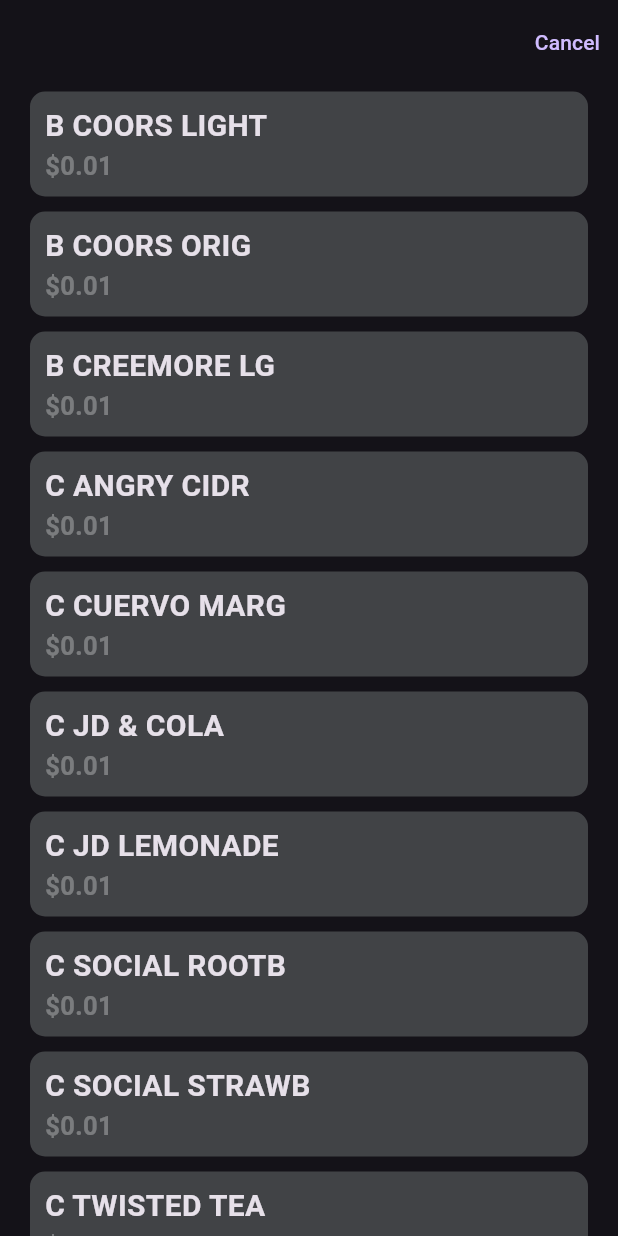
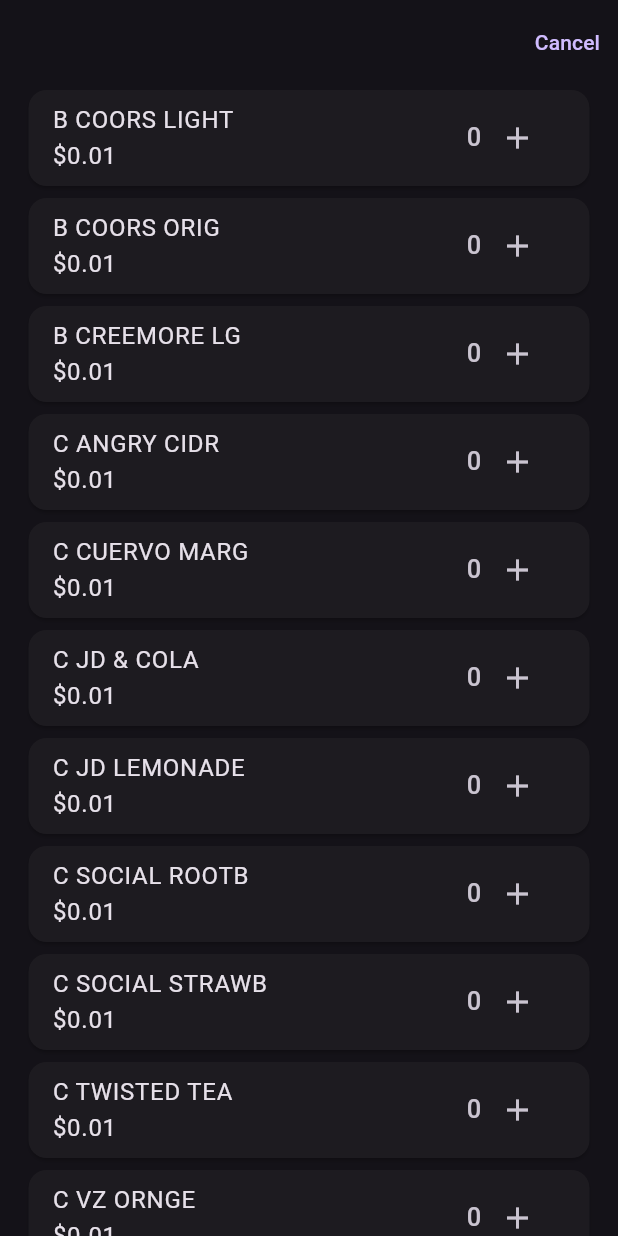
Before and after one commit to caiocotts/pos-demo, a Flutter app: the screen it shows after launch, after a tap on "New Purchase", on a phone screen of 412 x 824 dp. Run offline on Flutter 3.47's test engine with Material 2 defaults, Android fonts, the phone set to English and light mode, and no system bars.

Commit message:
Implement trailing count controller.

```diff
--- a/lib/main.dart
+++ b/lib/main.dart
@@ -1,16 +1,13 @@
 import 'package:flutter/material.dart';
 import 'package:pos/screen/welcome_screen.dart';
 
-void main() {
-  runApp(
+void main() => runApp(
       MaterialApp(
         theme: ThemeData(
             brightness: Brightness.dark,
             // primaryColor: Colors.lightBlue[800],
-        useMaterial3: true
-      ),
+            useMaterial3: true),
         debugShowCheckedModeBanner: false,
         home: const WelcomeScreen(),
       ),
     );
-}
--- a/lib/screen/item_selection_screen.dart
+++ b/lib/screen/item_selection_screen.dart
@@ -1,7 +1,4 @@
 import 'package:flutter/material.dart';
-
-class ItemSelectionScreen extends StatelessWidget {
-  ItemSelectionScreen({super.key});
 
 final List<String> items = <String>[
   'B COORS LIGHT',
@@ -27,6 +24,9 @@
   'N WATER'
 ];
 
+class ItemSelectionScreen extends StatelessWidget {
+  const ItemSelectionScreen({super.key});
+
   @override
   Widget build(BuildContext context) {
     return Scaffold(
@@ -44,50 +44,11 @@
             children: [
               Expanded(
                 child: ListView.builder(
+                  padding: const EdgeInsets.symmetric(horizontal: 15),
                   itemCount: items.length,
                   itemBuilder: (BuildContext context, int index) {
-                    return Padding(
-                      padding: const EdgeInsets.symmetric(
-                          vertical: 5, horizontal: 20),
-                      child: Container(
-                        decoration: BoxDecoration(
-                            color: const Color(0xFF414346),
-                            borderRadius: BorderRadius.circular(10)),
-                        height: 70,
-                        // alignment: Alignment.centerLeft,
-                        // color: const Color(0xFF5B5E65),
-                        child: Column(
-                          mainAxisAlignment: MainAxisAlignment.center,
-                          children: [
-                            Padding(
-                              padding: const EdgeInsets.only(left: 10),
-                              child: Container(
-                                alignment: Alignment.centerLeft,
-                                child: Text(
-                                  items[index],
-                                  style: const TextStyle(
-                                      fontSize: 20,
-                                      fontWeight: FontWeight.bold),
-                                ),
-                              ),
-                            ),
-                            Padding(
-                              padding: const EdgeInsets.only(left: 10),
-                              child: Container(
-                                alignment: Alignment.centerLeft,
-                                child: const Text(
-                                  '\$0.01',
-                                  style: TextStyle(
-                                      color: Colors.white30,
-                                      fontSize: 17,
-                                      fontWeight: FontWeight.bold),
-                                ),
-                              ),
-                            )
-                          ],
-                        ),
-                      ),
-                    );
+
+                    return _ListItem(index: index);
                   },
                 ),
               ),
@@ -98,3 +59,51 @@
     );
   }
 }
+
+class _ListItem extends StatefulWidget {
+  const _ListItem({super.key, required this.index});
+
+  final int index;
+
+  @override
+  State<_ListItem> createState() => _ListItemState();
+}
+
+class _ListItemState extends State<_ListItem> {
+  int _itemCount = 0;
+
+  @override
+  Widget build(BuildContext context) {
+    return Card(
+      child: ListTile(
+        title: Column(
+          crossAxisAlignment: CrossAxisAlignment.start,
+          children: [
+            Text(items[widget.index]),
+            const Text('\$0.01'),
+          ],
+        ),
+        trailing: Row(
+          mainAxisSize: MainAxisSize.min,
+          children: [
+            _itemCount != 0
+                ? IconButton(
+                    icon: const Icon(Icons.remove),
+                    onPressed: () => setState(() => _itemCount--),
+                  )
+                : Container(),
+            Text(
+              _itemCount.toString(),
+              style: const TextStyle(
+                fontSize: 17,
+              ),
+            ),
+            IconButton(
+                icon: const Icon(Icons.add),
+                onPressed: () => setState(() => _itemCount++))
+          ],
+        ),
+      ),
+    );
+  }
+}
--- a/lib/screen/welcome_screen.dart
+++ b/lib/screen/welcome_screen.dart
@@ -37,7 +37,7 @@
                     onPressed: () => Navigator.push(
                       context,
                       MaterialPageRoute(
-                        builder: (context) => ItemSelectionScreen(),
+                        builder: (context) => const ItemSelectionScreen(),
                       ),
                     ),
                     style: TextButton.styleFrom(backgroundColor: Colors.blue),
```
Lines whose indentation alone changed are shown as unchanged.
